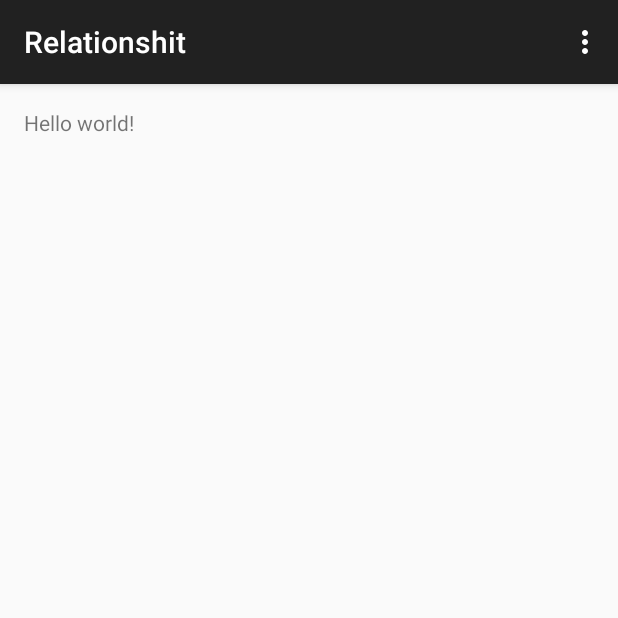
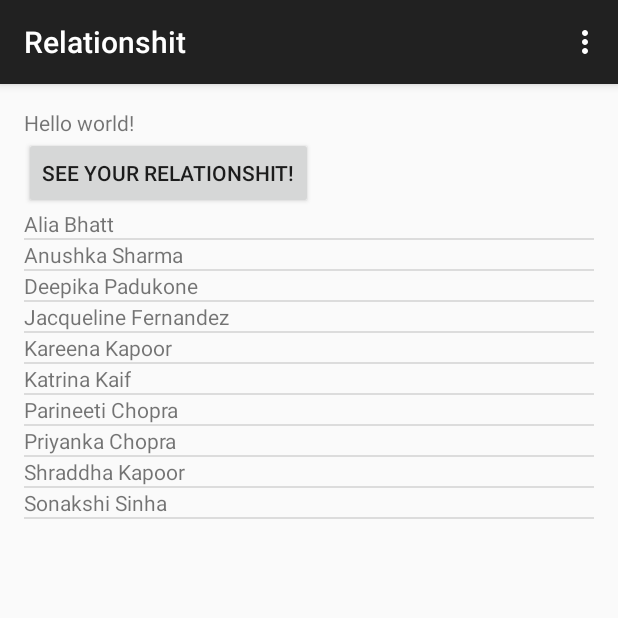
Before and after one commit to esneider/relationshit-android, an Android app: the screen it shows after launch (MainActivity), in the options menu, after a tap on "Settings", on a phone screen of 412 x 824 dp, the top half of it. Run offline under Robolectric (Android 15) with nearby library versions, the phone set to English and light mode, and no system bars.

Commit message:
Dan: adding dynamic list on button push

```diff
--- a/app/src/main/java/hack/relationshit/MainActivity.java
+++ b/app/src/main/java/hack/relationshit/MainActivity.java
@@ -1,5 +1,6 @@
 package hack.relationshit;
 
+import android.content.Intent;
 import android.support.v7.app.ActionBarActivity;
 import android.support.v7.app.ActionBar;
 import android.support.v4.app.Fragment;
@@ -10,6 +11,8 @@ import android.view.MenuItem;
 import android.view.View;
 import android.view.ViewGroup;
 import android.os.Build;
+import android.widget.ArrayAdapter;
+import android.widget.ListView;
 
 
 public class MainActivity extends ActionBarActivity {
@@ -23,6 +26,16 @@ public class MainActivity extends ActionBarActivity {
                     .add(R.id.container, new PlaceholderFragment())
                     .commit();
         }
+    }
+
+    public void start(View view) {
+        String[] actressArray = {"Alia Bhatt", "Anushka Sharma", "Deepika Padukone",
+                "Jacqueline Fernandez", "Kareena Kapoor", "Katrina Kaif",
+                "Parineeti Chopra", "Priyanka Chopra", "Shraddha Kapoor",
+                "Sonakshi Sinha"};
+
+        ListView lv = (ListView) findViewById(R.id.main_list);
+        lv.setAdapter(new ArrayAdapter<String>(this, R.layout.list_item, R.id.item_name, actressArray));
     }
 
 
--- a/app/src/main/res/layout/fragment_main.xml
+++ b/app/src/main/res/layout/fragment_main.xml
@@ -6,7 +6,28 @@
     android:paddingBottom="@dimen/activity_vertical_margin"
     tools:context=".MainActivity$PlaceholderFragment">
 
-    <TextView android:text="@string/hello_world" android:layout_width="wrap_content"
+    <TextView
+        android:id="@+id/hello_world"
+        android:text="@string/hello_world"
+        android:layout_width="wrap_content"
         android:layout_height="wrap_content" />
 
+    <Button
+        android:layout_width="wrap_content"
+        android:layout_height="wrap_content"
+        android:layout_below="@id/hello_world"
+        android:text="@string/start_button"
+        android:onClick="start"
+        android:id="@+id/start_button"/>
+
+    <ListView
+        android:id="@+id/main_list"
+        android:layout_width="match_parent"
+        android:layout_height="match_parent"
+        android:layout_below="@+id/start_button">
+
+
+
+        </ListView>
+
 </RelativeLayout>
--- /dev/null
+++ b/app/src/main/res/layout/list_item.xml
@@ -0,0 +1,12 @@
+<?xml version="1.0" encoding="utf-8"?>
+<LinearLayout xmlns:android="http://schemas.android.com/apk/res/android"
+    android:orientation="vertical" android:layout_width="match_parent"
+    android:layout_height="match_parent">
+
+    <TextView
+        android:id="@+id/item_name"
+        android:layout_width="wrap_content"
+        android:layout_height="wrap_content"
+        android:text="@string/list_item_one"/>
+
+</LinearLayout>
--- a/app/src/main/res/values/strings.xml
+++ b/app/src/main/res/values/strings.xml
@@ -3,6 +3,9 @@
 
     <string name="app_name">Relationshit</string>
     <string name="hello_world">Hello world!</string>
+    <string name="start_button">See your relationshit!</string>
     <string name="action_settings">Settings</string>
+    <string name="title_activity_relation_list_view">RelationListView</string>
+    <string name="list_item_one">ItemOne</string>
 
 </resources>
```
